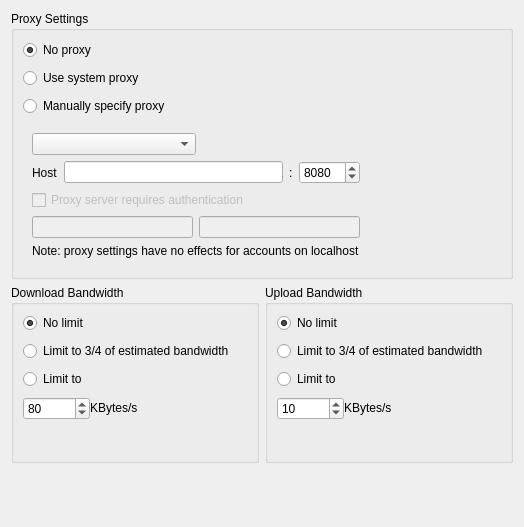
The window that src/gui/networksettings.ui (nextmcloud/desktop) describes before a commit, drawn with Qt 5.
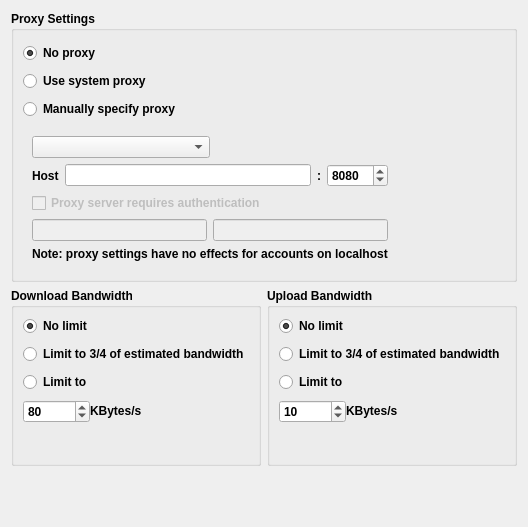
The same window after the commit.

Commit message: network settings styling

What changed in the file:
```diff
--- a/src/gui/networksettings.ui
+++ b/src/gui/networksettings.ui
@@ -44,10 +44,18 @@
      <property name="title">
       <string>Proxy Settings</string>
      </property>
+     <property name="font">
+      <font>
+       <bold>true</bold>
+      </font>
+     </property>
      <property name="flat">
       <bool>true</bool>
      </property>
      <layout class="QGridLayout" name="gridLayout">
+      <property name="topMargin">
+       <number>12</number>
+      </property>
       <property name="verticalSpacing">
        <number>8</number>
       </property>
@@ -307,6 +315,11 @@
        <property name="title">
         <string>Download Bandwidth</string>
        </property>
+       <property name="font">
+        <font>
+         <bold>true</bold>
+        </font>
+       </property>
        <property name="alignment">
         <set>Qt::AlignmentFlag::AlignLeading|Qt::AlignmentFlag::AlignLeft|Qt::AlignmentFlag::AlignTop</set>
        </property>
@@ -407,6 +420,11 @@
        <property name="title">
         <string>Upload Bandwidth</string>
        </property>
+       <property name="font">
+        <font>
+         <bold>true</bold>
+        </font>
+       </property>
        <property name="alignment">
         <set>Qt::AlignmentFlag::AlignLeading|Qt::AlignmentFlag::AlignLeft|Qt::AlignmentFlag::AlignTop</set>
        </property>
```
